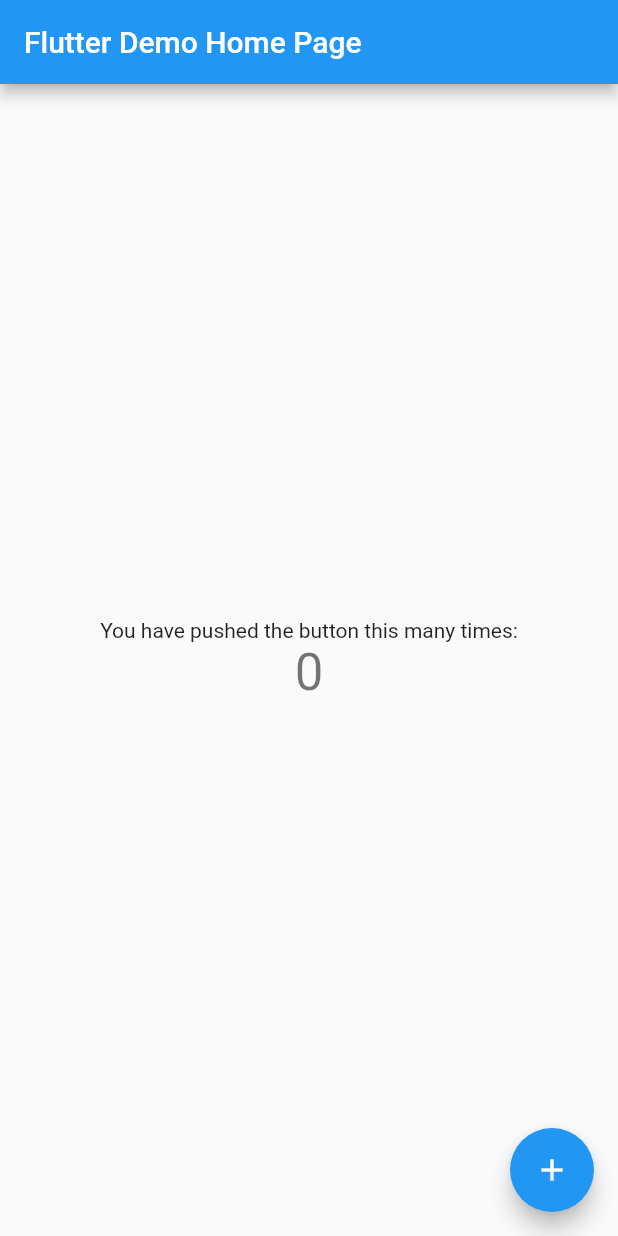
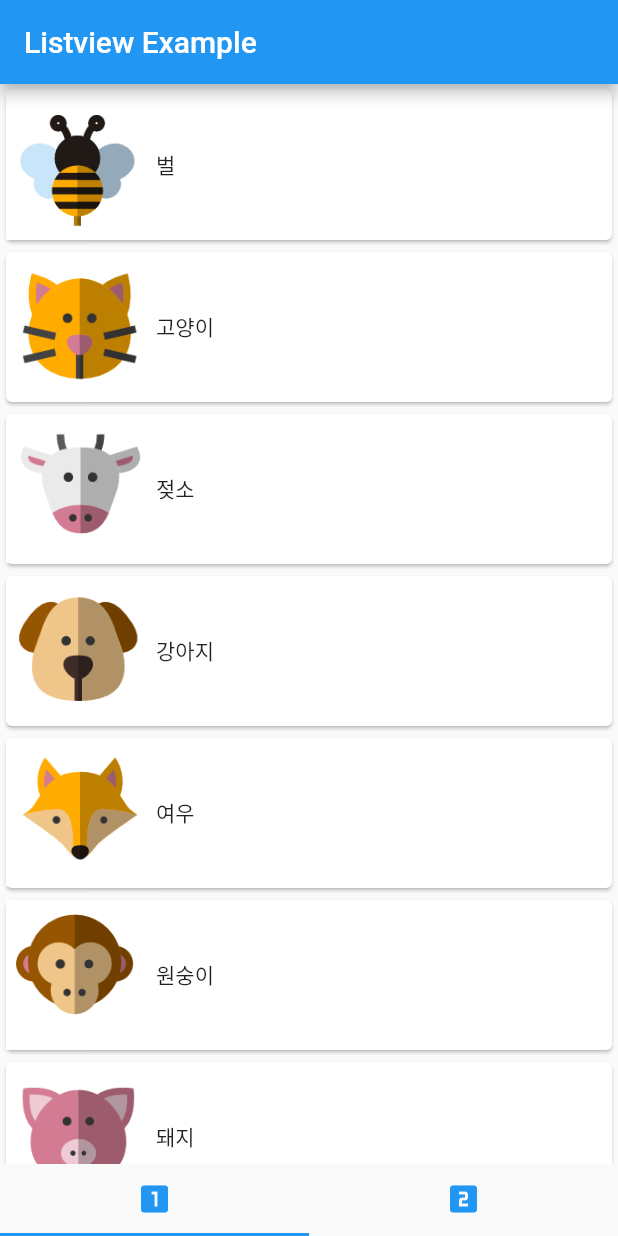
Before and after one commit to LeeJinSeok323/ClassProject_flutter, a Flutter app: the screen it shows after launch, on a phone screen of 412 x 824 dp. Run offline on Flutter 3.47's test engine with Material 2 defaults, Android fonts, the phone set to English and light mode, and no system bars.

Commit message:
22-11-07

```diff
--- /dev/null
+++ b/flutter_animal/lib/animalItem.dart
@@ -0,0 +1,15 @@
+// ignore: unused_import
+import 'package:flutter/material.dart';
+
+class Animal {
+  String? imagePath; // dart는 원래 초기화 하지 않으면 에러 - 기본은 non-nullable
+  String? animalName; // ?로 null일 수도 있음 표기
+  String? kind;
+  bool? flyExist = false;
+
+  Animal(
+      {required this.animalName, // required 키워드(null 안전성 체크)
+      required this.kind,
+      required this.imagePath,
+      this.flyExist});
+}
--- a/flutter_animal/lib/main.dart
+++ b/flutter_animal/lib/main.dart
@@ -1,4 +1,7 @@
 import 'package:flutter/material.dart';
+import 'animalItem.dart'; // 동물정의
+import 'sub/firstPage.dart'; // 첫 페이지
+import 'sub/secondPage.dart'; // 두번째 페이지
 
 void main() {
   runApp(const MyApp());
@@ -11,17 +14,9 @@ class MyApp extends StatelessWidget {
   @override
   Widget build(BuildContext context) {
     return MaterialApp(
-      title: 'Flutter Demo',
+      title: '동물 소개 어플',
       theme: ThemeData(
         // This is the theme of your application.
-        //
-        // Try running your application with "flutter run". You'll see the
-        // application has a blue toolbar. Then, without quitting the app, try
-        // changing the primarySwatch below to Colors.green and then invoke
-        // "hot reload" (press "r" in the console where you ran "flutter run",
-        // or simply save your changes to "hot reload" in a Flutter IDE).
-        // Notice that the counter didn't reset back to zero; the application
-        // is not restarted.
         primarySwatch: Colors.blue,
       ),
       home: const MyHomePage(title: 'Flutter Demo Home Page'),
@@ -31,85 +26,74 @@ class MyApp extends StatelessWidget {
 
 class MyHomePage extends StatefulWidget {
   const MyHomePage({super.key, required this.title});
-
-  // This widget is the home page of your application. It is stateful, meaning
-  // that it has a State object (defined below) that contains fields that affect
-  // how it looks.
-
-  // This class is the configuration for the state. It holds the values (in this
-  // case the title) provided by the parent (in this case the App widget) and
-  // used by the build method of the State. Fields in a Widget subclass are
-  // always marked "final".
-
   final String title;
 
   @override
-  State<MyHomePage> createState() => _MyHomePageState();
+  // ignore: library_private_types_in_public_api
+  _MyHomePageState createState() => _MyHomePageState();
 }
 
-class _MyHomePageState extends State<MyHomePage> {
-  int _counter = 0;
+class _MyHomePageState extends State<MyHomePage>
+    with SingleTickerProviderStateMixin {
+  // 탭바 컨트롤러 vsync에 필요
+  TabController? controller; //탭바를 위한 탭 컨트롤러
+  List<Animal> animalList = List.empty(growable: true); //가변리스트 활성화
 
-  void _incrementCounter() {
-    setState(() {
-      // This call to setState tells the Flutter framework that something has
-      // changed in this State, which causes it to rerun the build method below
-      // so that the display can reflect the updated values. If we changed
-      // _counter without calling setState(), then the build method would not be
-      // called again, and so nothing would appear to happen.
-      _counter++;
-    });
+  @override
+  void initState() {
+    // stateful의 초기화 메서드
+    super.initState(); // 객체가 위젯 트리에 추가 될때 호출됨
+    controller = TabController(length: 2, vsync: this); // 컨트롤러 초기화, 2개 탭
+    animalList.add(
+        Animal(animalName: "벌", kind: "곤충", imagePath: "repo/images/bee.png"));
+    animalList.add(Animal(
+        animalName: "고양이", kind: "포유류", imagePath: "repo/images/cat.png"));
+    animalList.add(Animal(
+        animalName: "젖소", kind: "포유류", imagePath: "repo/images/cow.png"));
+    animalList.add(Animal(
+        animalName: "강아지", kind: "포유류", imagePath: "repo/images/dog.png"));
+    animalList.add(Animal(
+        animalName: "여우", kind: "포유류", imagePath: "repo/images/fox.png"));
+    animalList.add(Animal(
+        animalName: "원숭이", kind: "영장류", imagePath: "repo/images/monkey.png"));
+    animalList.add(Animal(
+        animalName: "돼지", kind: "포유류", imagePath: "repo/images/pig.png"));
+    animalList.add(Animal(
+        animalName: "늑대", kind: "포유류", imagePath: "repo/images/wolf.png"));
   }
 
   @override
   Widget build(BuildContext context) {
-    // This method is rerun every time setState is called, for instance as done
-    // by the _incrementCounter method above.
-    //
-    // The Flutter framework has been optimized to make rerunning build methods
-    // fast, so that you can just rebuild anything that needs updating rather
-    // than having to individually change instances of widgets.
     return Scaffold(
-      appBar: AppBar(
-        // Here we take the value from the MyHomePage object that was created by
-        // the App.build method, and use it to set our appbar title.
-        title: Text(widget.title),
-      ),
-      body: Center(
-        // Center is a layout widget. It takes a single child and positions it
-        // in the middle of the parent.
-        child: Column(
-          // Column is also a layout widget. It takes a list of children and
-          // arranges them vertically. By default, it sizes itself to fit its
-          // children horizontally, and tries to be as tall as its parent.
-          //
-          // Invoke "debug painting" (press "p" in the console, choose the
-          // "Toggle Debug Paint" action from the Flutter Inspector in Android
-          // Studio, or the "Toggle Debug Paint" command in Visual Studio Code)
-          // to see the wireframe for each widget.
-          //
-          // Column has various properties to control how it sizes itself and
-          // how it positions its children. Here we use mainAxisAlignment to
-          // center the children vertically; the main axis here is the vertical
-          // axis because Columns are vertical (the cross axis would be
-          // horizontal).
-          mainAxisAlignment: MainAxisAlignment.center,
+        appBar: AppBar(
+          title: const Text('Listview Example'),
+        ),
+        body: TabBarView(
+          // 탭바 화면 정의
+          controller: controller,
           children: <Widget>[
-            const Text(
-              'You have pushed the button this many times:',
-            ),
-            Text(
-              '$_counter',
-              style: Theme.of(context).textTheme.headline4,
-            ),
+            FirstApp(list: animalList), // 첫 번째 페이지
+            SecondApp(list: animalList) // 두 번째 페이지
           ],
         ),
-      ),
-      floatingActionButton: FloatingActionButton(
-        onPressed: _incrementCounter,
-        tooltip: 'Increment',
-        child: const Icon(Icons.add),
-      ), // This trailing comma makes auto-formatting nicer for build methods.
-    );
+        bottomNavigationBar: TabBar(
+          // 하단 탭바 : 아이콘과 색상
+          tabs: const <Tab>[
+            Tab(
+              icon: Icon(Icons.looks_one, color: Colors.blue),
+            ),
+            Tab(
+              icon: Icon(Icons.looks_two, color: Colors.blue),
+            )
+          ],
+          controller: controller,
+        ));
+  }
+
+  @override
+  void dispose() {
+    // 컨트롤러 객체 제거
+    controller?.dispose();
+    super.dispose();
   }
 }
--- /dev/null
+++ b/flutter_animal/lib/sub/firstPage.dart
@@ -0,0 +1,74 @@
+// ignore_for_file: file_names
+import 'package:flutter/material.dart';
+import '../animalItem.dart'; // 동물 클래스 연동
+
+class FirstApp extends StatelessWidget {
+  final List<Animal> list; // Animal List 선언
+  const FirstApp({Key? key, required this.list}) : super(key: key);
+  @override
+  Widget build(BuildContext context) {
+    return Scaffold(
+      body: Center(
+        child: ListView.builder(
+            // 리스트 뷰 .빌더 방식으로 정의
+            itemBuilder: (context, position) {
+              return GestureDetector(
+                // 이벤트 리스너 묶음
+                child: Card(
+                  // 카드 위젯과 함께 사용
+                  child: Row(
+                    children: <Widget>[
+                      Image.asset(
+                        // 이미지 추가
+                        list[position].imagePath!,
+                        height: 100,
+                        width: 100,
+                        fit: BoxFit.contain, // 원본 비율 채우기
+                      ),
+                      Text(list[position].animalName!),
+                    ],
+                  ),
+                ),
+                onTap: () {
+                  // 한번 터치
+                  AlertDialog dialog = AlertDialog(
+                    content: Text(
+                      '이 동물은 ${list[position].kind} 입니다',
+                      style: const TextStyle(fontSize: 30.0),
+                    ),
+                  );
+                  showDialog(
+                      context: context,
+                      builder: (BuildContext context) => dialog);
+                },
+                onLongPress: () {
+                  // 길게 누르면
+                  AlertDialog dialog = AlertDialog(
+                    content: Text(
+                      '현재 ${list[position].kind} 을 삭제합니다',
+                      style: const TextStyle(fontSize: 30.0),
+                    ),
+                    actions: <Widget>[
+                      // 다이얼로그 액션, 예/아니오
+                      TextButton(
+                        onPressed: () => Navigator.pop(context, 'OK'),
+                        child: const Text('OK'),
+                      ),
+                      TextButton(
+                        onPressed: () => Navigator.pop(context, 'CANCEL'),
+                        child: const Text('CANCEL'),
+                      ),
+                    ],
+                  );
+                  showDialog(
+                      context: context,
+                      builder: (BuildContext context) => dialog);
+                  list.removeAt(position);
+                },
+              );
+            },
+            itemCount: list.length), // 개수 만큼만 스크롤 제한
+      ),
+    );
+  }
+}
```
Also changed, not shown: flutter_animal/lib/sub/secondPage.dart (added, +168 -0 lines), flutter_animal/pubspec.yaml (+9 -3 lines), flutter_animal/repo/images/bee.png (added), flutter_animal/repo/images/cat.png (added), flutter_animal/repo/images/cow.png (added), flutter_animal/repo/images/dog.png (added), flutter_animal/repo/images/fox.png (added), flutter_animal/repo/images/monkey.png (added), flutter_animal/repo/images/pig.png (added), flutter_animal/repo/images/wolf.png (added).
